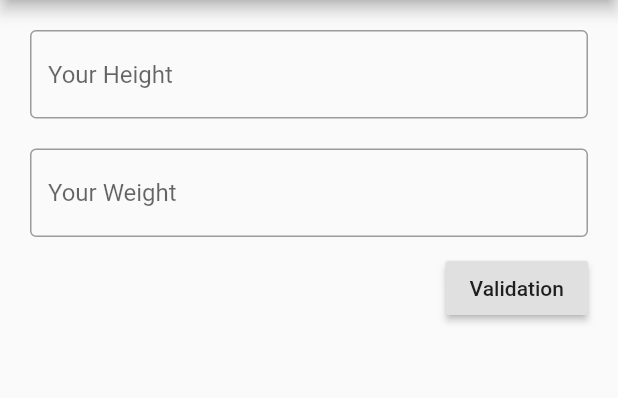
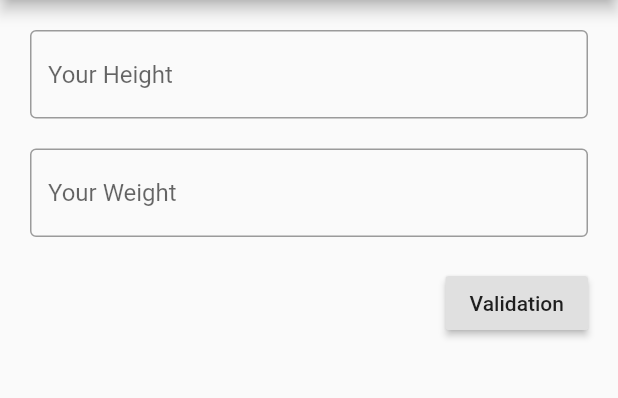
Before and after one commit to myid-hana/weight_check_flutter, a Flutter app: the screen it shows after launch, on a phone screen of 412 x 824 dp, the part 84-482 px from its top. Run offline on Flutter 3.47's test engine with Material 2 defaults, Android fonts, the phone set to English and light mode, and no system bars.

Commit message:
test
안드로이드 스튜디오와 깃허브 연결 테스트

```diff
--- a/lib/main.dart
+++ b/lib/main.dart
@@ -56,7 +56,7 @@ class _WeightCheckState extends State<WeightCheck> {
 
               Container(
                 alignment: Alignment.centerRight,
-                margin: const EdgeInsets.only(top: 10.0),   //margin: top
+                margin: const EdgeInsets.only(top: 20.0),   //margin: top
                 child: RaisedButton(
                   child: Text('Validation'),
                   onPressed: (){
```
